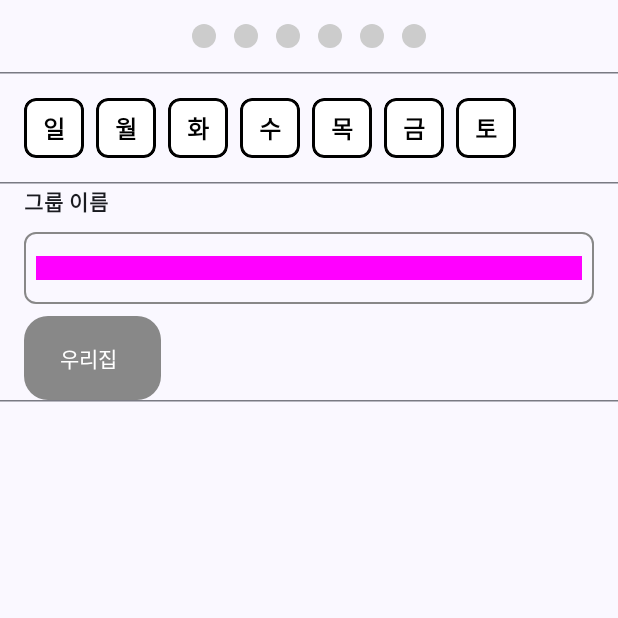
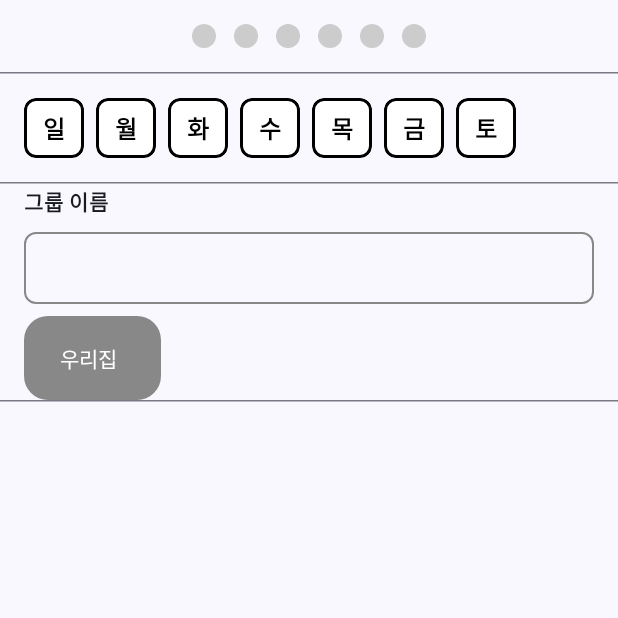
Before and after one commit to BWooRam/ComposeLayoutTest, an Android app built with Jetpack Compose: the screen it shows after launch (CustomUiTestActivity), on a phone screen of 412 x 824 dp, the top half of it. Run offline under Robolectric (Android 15) with nearby library versions, the phone set to English and light mode, and no system bars.

Commit message:
테스트 UI 추가

```diff
--- a/app/src/main/java/com/hyundaiht/composelayouttest/ui/Tag.kt
+++ b/app/src/main/java/com/hyundaiht/composelayouttest/ui/Tag.kt
@@ -9,7 +9,6 @@ import androidx.compose.foundation.layout.Box
 import androidx.compose.foundation.layout.Column
 import androidx.compose.foundation.layout.ExperimentalLayoutApi
 import androidx.compose.foundation.layout.FlowRow
-import androidx.compose.foundation.layout.IntrinsicSize
 import androidx.compose.foundation.layout.Row
 import androidx.compose.foundation.layout.Spacer
 import androidx.compose.foundation.layout.defaultMinSize
@@ -18,7 +17,6 @@ import androidx.compose.foundation.layout.fillMaxWidth
 import androidx.compose.foundation.layout.height
 import androidx.compose.foundation.layout.padding
 import androidx.compose.foundation.layout.size
-import androidx.compose.foundation.layout.width
 import androidx.compose.foundation.layout.wrapContentHeight
 import androidx.compose.foundation.shape.RoundedCornerShape
 import androidx.compose.foundation.text.BasicTextField
@@ -39,8 +37,6 @@ import androidx.compose.ui.Modifier
 import androidx.compose.ui.graphics.Color
 import androidx.compose.ui.text.font.FontWeight
 import androidx.compose.ui.text.input.ImeAction
-import androidx.compose.ui.tooling.preview.Preview
-import androidx.compose.ui.unit.TextUnit
 import androidx.compose.ui.unit.dp
 import androidx.compose.ui.unit.sp
 
@@ -79,8 +75,7 @@ fun TagInputField(
                         .weight(1f)
                         .defaultMinSize(minHeight = 40.dp)
                         .wrapContentHeight()
-                        .align(Alignment.CenterVertically)
-                        .background(Color.Magenta),
+                        .align(Alignment.CenterVertically),
                     verticalArrangement = Arrangement.spacedBy(4.dp),
                     horizontalArrangement = Arrangement.spacedBy(8.dp)
                 ) {
@@ -119,8 +114,7 @@ fun TagInputField(
                     IconButton(
                         modifier = Modifier
                             .size(40.dp, 40.dp)
-                            .align(Alignment.CenterVertically)
-                            .background(Color.Cyan),
+                            .align(Alignment.CenterVertically),
                         onClick = onClearTag
                     ) {
                         Icon(imageVector = Icons.Default.Close, contentDescription = "Clear tags")
```
